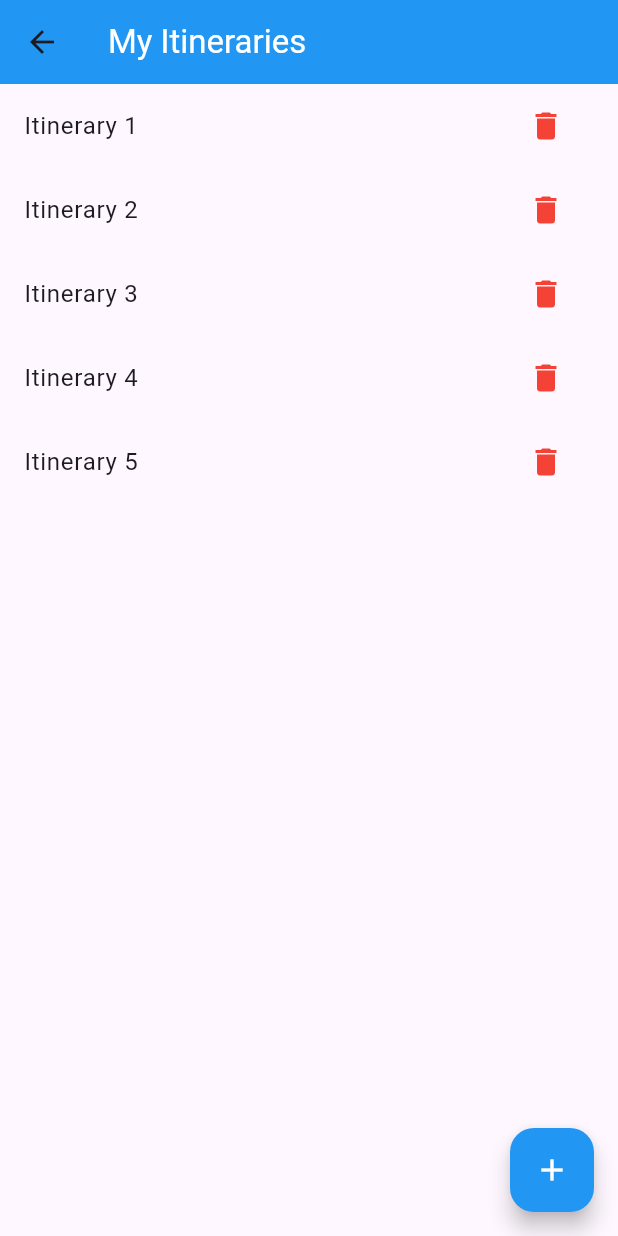
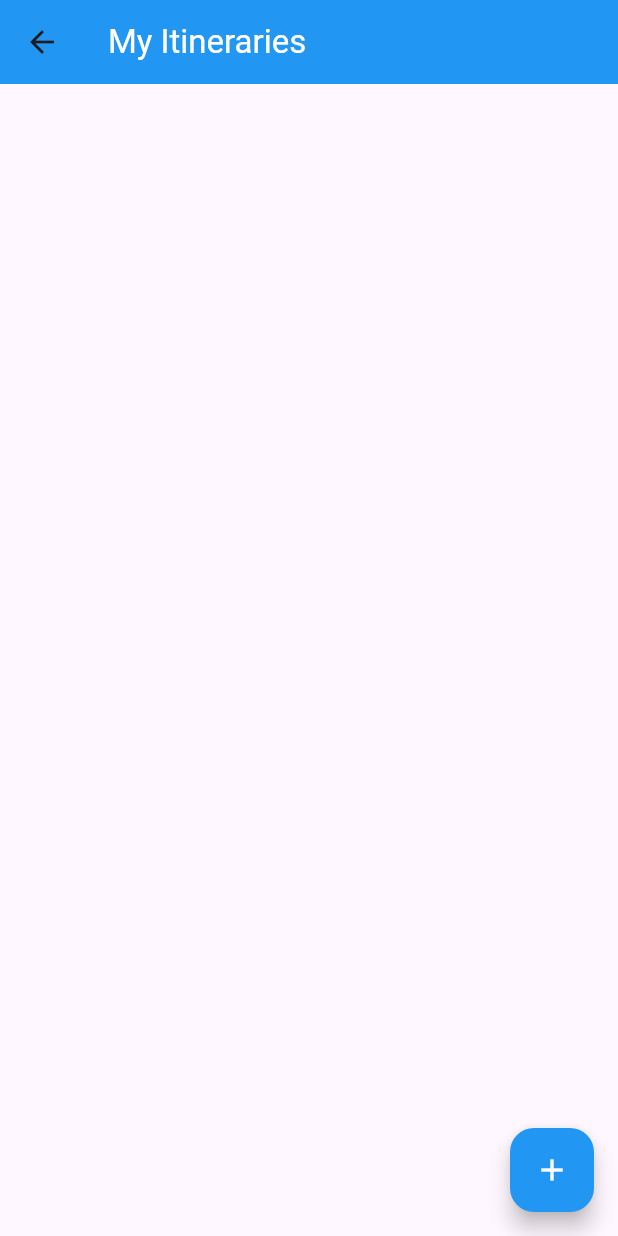
Before and after one commit to anamariaag/Travel_Mate, a Flutter app: the screen it shows after launch, after a tap on "My Itineraries", on a phone screen of 412 x 824 dp. Run offline on Flutter 3.47's test engine with Material 3 defaults, Android fonts, the phone set to English and light mode, and no system bars; our stand-ins replace bloc, cloud_firestore, equatable, firebase_auth, firebase_core, flutter_bloc and 3 more; accounts and stored records are empty; statements that could not run were skipped.

Commit message:
Itinerary

```diff
--- a/lib/home/home_page.dart
+++ b/lib/home/home_page.dart
@@ -1,9 +1,6 @@
-import 'package:firebase_auth/firebase_auth.dart';
 import 'package:flutter/material.dart';
 import 'package:flutter_bloc/flutter_bloc.dart';
 import 'package:travel_mate/auth/bloc/auth_bloc.dart';
-import 'package:travel_mate/itinerary/itinerary_details.dart';
-import 'package:travel_mate/login/login.dart';
 import 'package:travel_mate/itinerary/my_itineraries.dart';
 import 'package:travel_mate/itinerary/new_itinerary.dart';
 import 'package:travel_mate/profile/profile.dart';
@@ -27,22 +24,6 @@ class HomePage extends StatelessWidget {
         body: Column(
           mainAxisAlignment: MainAxisAlignment.center,
           children: [
-            Row(
-              mainAxisAlignment: MainAxisAlignment.center,
-              children: [
-                MaterialButton(
-                  child: Text(
-                    "Itinerary Details",
-                    style: TextStyle(color: Colors.white),
-                  ),
-                  color: Colors.blue,
-                  onPressed: () {
-                    Navigator.of(context).push(MaterialPageRoute(
-                        builder: ((context) => (ItineraryDetails()))));
-                  },
-                ),
-              ],
-            ),
             Row(
               mainAxisAlignment: MainAxisAlignment.center,
               children: [
--- /dev/null
+++ b/lib/itinerary/bloc/itinerary_bloc.dart
@@ -0,0 +1,61 @@
+import 'dart:async';
+import 'package:bloc/bloc.dart';
+import 'package:equatable/equatable.dart';
+import 'package:travel_mate/itinerary/itinerary.dart';
+import 'package:travel_mate/itinerary/itinerary_repository.dart';
+
+part 'itinerary_event.dart';
+part 'itinerary_state.dart';
+
+class ItineraryBloc extends Bloc<ItineraryEvent, ItineraryState> {
+  final ItineraryRepository _itineraryRepository;
+
+  ItineraryBloc(this._itineraryRepository) : super(ItineraryInitial()) {
+    on<LoadItineraries>(_onLoadItineraries);
+    on<AddItinerary>(_onAddItinerary);
+    on<UpdateItinerary>(_onUpdateItinerary);
+    on<DeleteItinerary>(_onDeleteItinerary);
+  }
+
+  Future<void> _onLoadItineraries(
+      LoadItineraries event, Emitter<ItineraryState> emit) async {
+    emit(ItinerariesLoading());
+    try {
+      final itineraries = await _itineraryRepository.getItineraries();
+      emit(ItinerariesLoaded(itineraries));
+    } catch (e) {
+      emit(ItineraryError('Failed to load itineraries: $e'));
+    }
+  }
+
+  Future<void> _onAddItinerary(
+      AddItinerary event, Emitter<ItineraryState> emit) async {
+    try {
+      await _itineraryRepository.addItinerary(event.itinerary);
+      emit(ItineraryAdded(event.itinerary));
+    } catch (e) {
+      emit(ItineraryError('Failed to add itinerary: $e'));
+    }
+  }
+
+  Future<void> _onUpdateItinerary(
+      UpdateItinerary event, Emitter<ItineraryState> emit) async {
+    try {
+      await _itineraryRepository.updateItinerary(event.itinerary);
+      emit(ItinerariesLoaded(await _itineraryRepository
+          .getItineraries())); // Reloads all to update the UI
+    } catch (e) {
+      emit(ItineraryError('Failed to update itinerary: $e'));
+    }
+  }
+
+  Future<void> _onDeleteItinerary(
+      DeleteItinerary event, Emitter<ItineraryState> emit) async {
+    try {
+      await _itineraryRepository.deleteItinerary(event.itineraryId);
+      emit(ItineraryDeleted(event.itineraryId));
+    } catch (e) {
+      emit(ItineraryError('Failed to delete itinerary: $e'));
+    }
+  }
+}
--- /dev/null
+++ b/lib/itinerary/bloc/itinerary_event.dart
@@ -0,0 +1,41 @@
+part of 'itinerary_bloc.dart';
+
+sealed class ItineraryEvent extends Equatable {
+  const ItineraryEvent();
+
+  @override
+  List<Object?> get props => [];
+}
+
+// Evento para cargar todos los itinerarios
+class LoadItineraries extends ItineraryEvent {}
+
+// Evento para añadir un nuevo itinerario
+class AddItinerary extends ItineraryEvent {
+  final Itinerary itinerary;
+
+  const AddItinerary(this.itinerary);
+
+  @override
+  List<Object?> get props => [itinerary];
+}
+
+// Evento para actualizar un itinerario existente
+class UpdateItinerary extends ItineraryEvent {
+  final Itinerary itinerary;
+
+  const UpdateItinerary(this.itinerary);
+
+  @override
+  List<Object?> get props => [itinerary];
+}
+
+// Evento para eliminar un itinerario
+class DeleteItinerary extends ItineraryEvent {
+  final String itineraryId;
+
+  const DeleteItinerary(this.itineraryId);
+
+  @override
+  List<Object?> get props => [itineraryId];
+}
--- /dev/null
+++ b/lib/itinerary/bloc/itinerary_state.dart
@@ -0,0 +1,58 @@
+part of 'itinerary_bloc.dart';
+
+sealed class ItineraryState extends Equatable {
+  const ItineraryState();
+
+  @override
+  List<Object?> get props => [];
+}
+
+// Estado inicial cuando la app inicia o no se ha realizado ninguna acción
+class ItineraryInitial extends ItineraryState {
+  const ItineraryInitial();
+}
+
+// Estado cuando los itinerarios están siendo cargados
+class ItinerariesLoading extends ItineraryState {
+  const ItinerariesLoading();
+}
+
+// Estado cuando los itinerarios han sido cargados exitosamente
+class ItinerariesLoaded extends ItineraryState {
+  final List<Itinerary> itineraries;
+
+  const ItinerariesLoaded(this.itineraries);
+
+  @override
+  List<Object?> get props => [itineraries];
+}
+
+// Estado cuando ocurre un error al intentar cargar los itinerarios
+class ItineraryError extends ItineraryState {
+  final String errorMessage;
+
+  const ItineraryError(this.errorMessage);
+
+  @override
+  List<Object?> get props => [errorMessage];
+}
+
+// Estado para representar la adición exitosa de un itinerario
+class ItineraryAdded extends ItineraryState {
+  final Itinerary itinerary;
+
+  const ItineraryAdded(this.itinerary);
+
+  @override
+  List<Object?> get props => [itinerary];
+}
+
+// Estado para representar la eliminación exitosa de un itinerario
+class ItineraryDeleted extends ItineraryState {
+  final String itineraryId;
+
+  const ItineraryDeleted(this.itineraryId);
+
+  @override
+  List<Object?> get props => [itineraryId];
+}
--- /dev/null
+++ b/lib/itinerary/itinerary.dart
@@ -0,0 +1,47 @@
+import 'package:cloud_firestore/cloud_firestore.dart';
+
+class Itinerary {
+  final String id;
+  final String title;
+  final String description;
+  final DateTime start;
+  final DateTime end;
+  final List<Map<String, dynamic>> places;
+
+  Itinerary(
+      {required this.id,
+      required this.title,
+      required this.description,
+      required this.start,
+      required this.end,
+      required this.places});
+
+  // Método para crear un objeto Itinerary desde un DocumentSnapshot
+  factory Itinerary.fromSnapshot(DocumentSnapshot snapshot) {
+    //print(snapshot['places']);
+    var itemList = snapshot['places'] as List<dynamic>?;
+    List<Map<String, dynamic>> maps = List.empty();
+    if (itemList != null) {
+      maps = itemList.map((item) => item as Map<String, dynamic>).toList();
+    }
+    return Itinerary(
+        id: snapshot.id,
+        title: snapshot['title'],
+        description: snapshot['description'],
+        start: snapshot['start'].toDate(),
+        end: snapshot['end'].toDate(),
+        places: maps);
+  }
+}
+
+class Location {
+  final double latitude;
+  final double longitude;
+
+  Location({required this.latitude, required this.longitude});
+
+  // Método para crear una Location desde un GeoPoint
+  factory Location.fromGeoPoint(GeoPoint geoPoint) {
+    return Location(latitude: geoPoint.latitude, longitude: geoPoint.longitude);
+  }
+}
--- /dev/null
+++ b/lib/itinerary/itinerary_repository.dart
@@ -0,0 +1,69 @@
+import 'package:cloud_firestore/cloud_firestore.dart';
+import 'package:travel_mate/itinerary/itinerary.dart';
+
+class ItineraryRepository {
+  final FirebaseFirestore firestore;
+
+  ItineraryRepository({FirebaseFirestore? firestore})
+      : firestore = firestore ?? FirebaseFirestore.instance;
+
+  // Método para obtener todos los itinerarios
+  Future<List<Itinerary>> getItineraries() async {
+    try {
+      // Accedemos a la colección 'itinerary'
+      QuerySnapshot querySnapshot =
+          await firestore.collection('itinerary').get();
+      print("itinerarios");
+      print(querySnapshot);
+      // Convertimos los resultados en una lista de objetos Itinerary
+      return querySnapshot.docs
+          .map((doc) => Itinerary.fromSnapshot(doc))
+          .toList();
+    } catch (e) {
+      // Manejo de errores
+      throw Exception('Error fetching itineraries: $e');
+    }
+  }
+
+  // Método para añadir un nuevo itinerario
+  Future<void> addItinerary(Itinerary itinerary) async {
+    try {
+      // Añadimos el nuevo itinerario a la colección 'itinerary'
+      await firestore.collection('itinerary').add({
+        'id': itinerary.id,
+        'title': itinerary.title,
+        'description': itinerary.description,
+        'start': itinerary.start,
+        'end': itinerary.end,
+        'places': itinerary
+            .places // Asegúrate de que el tipo de fecha sea compatible con Firestore
+      });
+    } catch (e) {
+      throw Exception('Failed to add itinerary: $e');
+    }
+  }
+
+  // Método para actualizar un itinerario existente
+  Future<void> updateItinerary(Itinerary itinerary) async {
+    try {
+      await firestore.collection('itinerary').doc(itinerary.id).update({
+        'title': itinerary.title,
+        'description': itinerary.description,
+        'start': itinerary.start,
+        'end': itinerary.end,
+        'places': itinerary
+      });
+    } catch (e) {
+      throw Exception('Failed to update itinerary: $e');
+    }
+  }
+
+  // Método para eliminar un itinerario
+  Future<void> deleteItinerary(String itineraryId) async {
+    try {
+      await firestore.collection('itinerary').doc(itineraryId).delete();
+    } catch (e) {
+      throw Exception('Failed to delete itinerary: $e');
+    }
+  }
+}
--- a/lib/itinerary/my_itineraries.dart
+++ b/lib/itinerary/my_itineraries.dart
@@ -1,4 +1,8 @@
 import 'package:flutter/material.dart';
+import 'package:flutter_bloc/flutter_bloc.dart';
+import 'package:travel_mate/itinerary/bloc/itinerary_bloc.dart';
+import 'package:travel_mate/itinerary/itinerary_details.dart';
+import 'package:travel_mate/itinerary/itinerary_repository.dart';
 import 'package:travel_mate/itinerary/new_itinerary.dart';
 
 class MyItineraries extends StatelessWidget {
@@ -15,6 +19,7 @@ class MyItineraries extends StatelessWidget {
 
   @override
   Widget build(BuildContext context) {
+    context.read<ItineraryBloc>().add(LoadItineraries());
     return Scaffold(
       appBar: AppBar(
         title: Text(
@@ -23,31 +28,65 @@ class MyItineraries extends StatelessWidget {
         ),
         backgroundColor: Colors.blue,
       ),
-      body: ListView.builder(
-        itemCount: itineraries.length,
+      body: BlocBuilder<ItineraryBloc, ItineraryState>(
+        builder: (context, state) {
+          if (state is ItinerariesLoading) {
+            return CircularProgressIndicator();
+          } else if (state is ItinerariesLoaded) {
+            return ListView.builder(
+              itemCount: state.itineraries.length,
               itemBuilder: (BuildContext context, int index) {
+                final itinerary = state.itineraries[index];
                 return ListTile(
-            title: Text(itineraries[index]),
+                  title: Text(itinerary.title),
+                  onTap: () {
+                    Navigator.of(context).push(MaterialPageRoute(
+                        builder: ((context) =>
+                            (ItineraryDetails(itinerary: itinerary)))));
+                  }, // Asegúrate de que 'title' es parte de tu modelo de Itinerary
                   trailing: IconButton(
                     icon: Icon(Icons.delete),
                     color: Colors.red,
+                    onPressed: () => _showDeleteDialog(context, itinerary.id),
+                  ),
+                );
+              },
+            );
+          } else if (state is ItineraryError) {
+            return Text('Error: ${state.errorMessage}');
+          } else {
+            return Center(child: Text('No itineraries available.'));
+          }
+        },
+      ),
+      floatingActionButton: FloatingActionButton(
         onPressed: () {
+          Navigator.of(context)
+              .push(MaterialPageRoute(builder: (context) => NewItinerary()));
+        },
+        child: Icon(Icons.add, color: Colors.white),
+        backgroundColor: Colors.blue,
+      ),
+    );
+  }
+
+  void _showDeleteDialog(BuildContext context, String itineraryId) {
     showDialog(
       context: context,
       builder: (BuildContext context) {
         return AlertDialog(
           title: Text('Confirm Delete'),
-                      content: Text(
-                          'Are you sure you want to delete this itinerary?'),
+          content: Text('Are you sure you want to delete this itinerary?'),
           actions: <Widget>[
             TextButton(
-                          onPressed: () {
-                            Navigator.of(context).pop();
-                          },
+              onPressed: () => Navigator.of(context).pop(),
               child: Text('Cancel'),
             ),
             TextButton(
               onPressed: () {
+                // Aquí, dispara el evento de eliminación usando el BLoC
+                BlocProvider.of<ItineraryBloc>(context)
+                    .add(DeleteItinerary(itineraryId));
                 Navigator.of(context).pop();
               },
               child: Text('Delete'),
@@ -56,22 +95,5 @@ class MyItineraries extends StatelessWidget {
         );
       },
     );
-              },
-            ),
-          );
-        },
-      ),
-      floatingActionButton: FloatingActionButton(
-        onPressed: () {
-          Navigator.of(context)
-              .push(MaterialPageRoute(builder: (context) => NewItinerary()));
-        },
-        child: Icon(
-          Icons.add,
-          color: Colors.white,
-        ),
-        backgroundColor: Colors.blue,
-      ),
-    );
   }
 }
--- a/lib/main.dart
+++ b/lib/main.dart
@@ -4,6 +4,8 @@ import 'package:travel_mate/auth/bloc/auth_bloc.dart';
 import 'package:travel_mate/firebase_options.dart';
 import 'package:travel_mate/home/home_page.dart';
 import 'package:flutter/material.dart';
+import 'package:travel_mate/itinerary/bloc/itinerary_bloc.dart';
+import 'package:travel_mate/itinerary/itinerary_repository.dart';
 import 'package:travel_mate/login/login.dart';
 
 void main() async {
@@ -19,6 +21,7 @@ void main() async {
         BlocProvider(
           create: (context) => AuthBloc()..add(VerifyAuthEvent()),
         ),
+        BlocProvider(create: (_) => ItineraryBloc(ItineraryRepository())),
       ],
       child: MyApp(),
     ),
--- a/pubspec.yaml
+++ b/pubspec.yaml
@@ -9,7 +9,10 @@ environment:
 dependencies:
   flutter:
     sdk: flutter
+  intl: ^0.19.0
+  latlong2: ^0.8.0
   cupertino_icons: ^1.0.2
+  flutter_map: ^4.0.0
   flutter_bloc: ^8.1.5
   firebase_auth: ^4.19.0
   firebase_core: ^2.28.0
```
Also changed, not shown: lib/itinerary/itinerary_details.dart (+82 -29 lines), pubspec.lock. Lines whose indentation alone changed are shown as unchanged.
